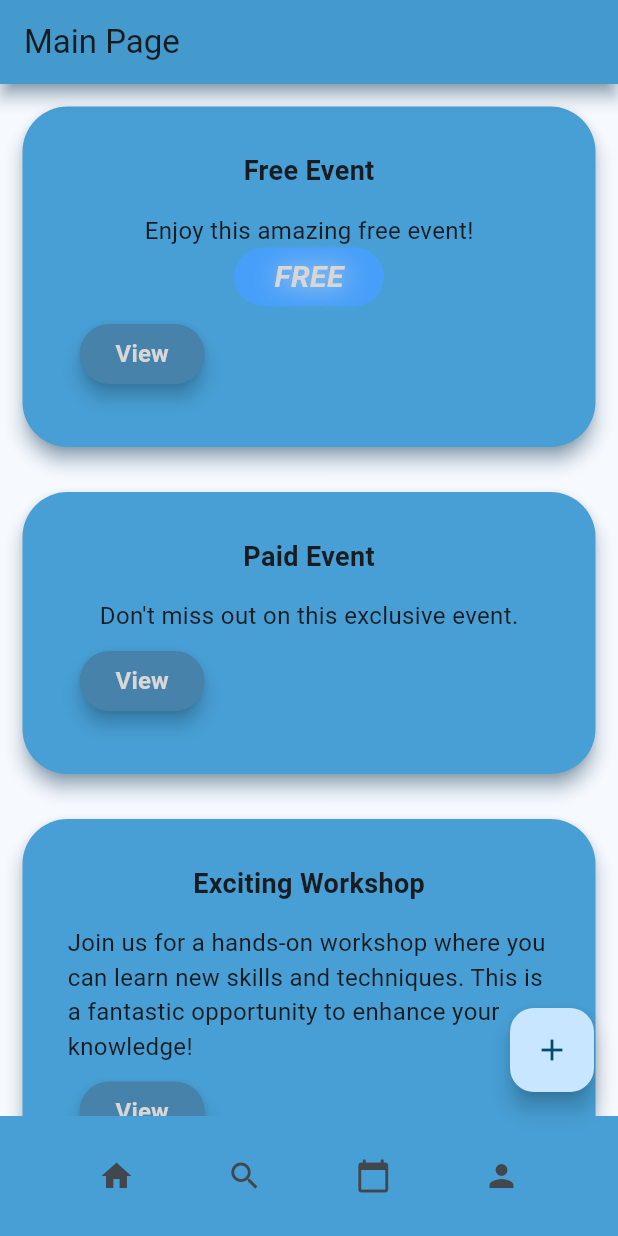
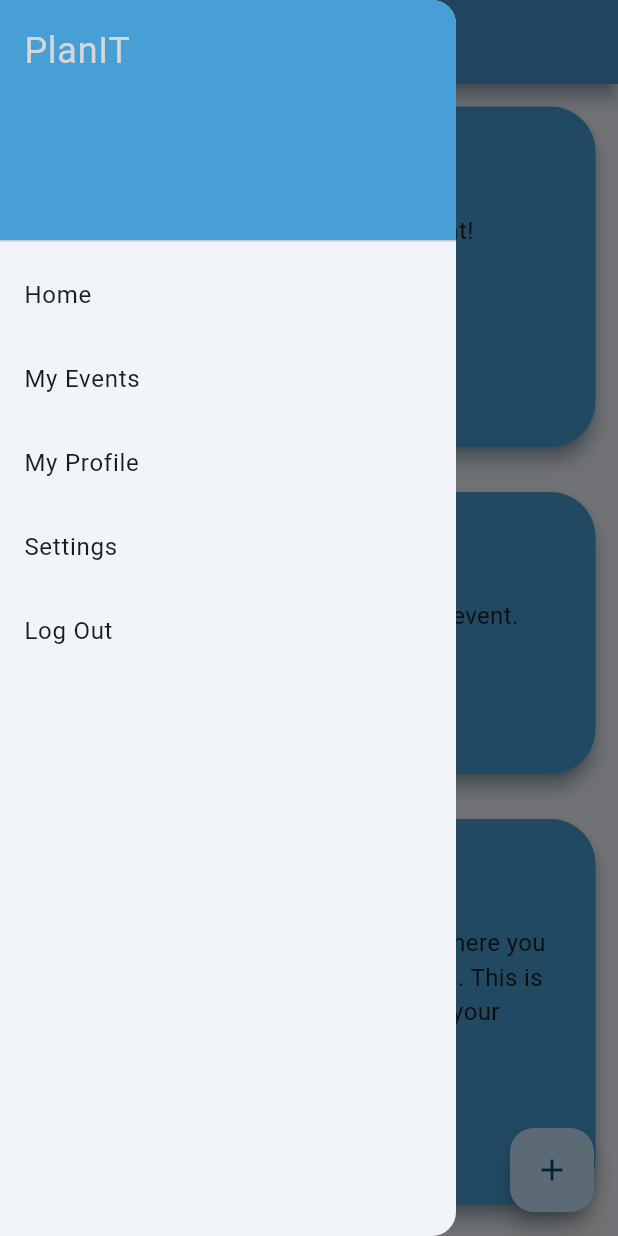
Before and after one commit to dxnn20/UNIHACK2023, a Flutter app: the MyHomePage screen opened directly, with the side drawer open (before the commit the screen has no drawer), on a phone screen of 412 x 824 dp. Run offline on Flutter 3.47's test engine with Material 3 defaults, Android fonts, the phone set to English and light mode, and no system bars.

Commit message:
Am pus Drawer in main

```diff
--- a/lib/main.dart
+++ b/lib/main.dart
@@ -65,26 +65,51 @@
       appBar: widget.buildAppBar(context),
 
 
-      bottomNavigationBar: BottomAppBar(
-        color: const Color(0xFF479FD5),
-        child: Row(
-          mainAxisAlignment: MainAxisAlignment.spaceEvenly,
+      drawer: Drawer(
+        child: ListView(
+          padding: EdgeInsets.zero,
           children: <Widget>[
-            IconButton(
-              icon: const Icon(Icons.home),
-              onPressed: () {},
+            const DrawerHeader(
+              decoration: BoxDecoration(
+                color: Color(0xFF479FD5),
+              ),
+              child: Text(
+                'PlanIT',
+                style: TextStyle(
+                  color: Color(0xFFD7D7D7),
+                  fontSize: 24,
+                ),
+              ),
             ),
-            IconButton(
-              icon: const Icon(Icons.search),
-              onPressed: () {},
+            ListTile(
+              title: const Text('Home'),
+              onTap: () {
+                Navigator.pop(context);
+              },
             ),
-            IconButton(
-              icon: const Icon(Icons.calendar_today),
-              onPressed: () {},
+            ListTile(
+              title: const Text('My Events'),
+              onTap: () {
+                Navigator.pop(context);
+              },
             ),
-            IconButton(
-              icon: const Icon(Icons.person),
-              onPressed: () {},
+            ListTile(
+              title: const Text('My Profile'),
+              onTap: () {
+                Navigator.pop(context);
+              },
+            ),
+            ListTile(
+              title: const Text('Settings'),
+              onTap: () {
+                Navigator.pop(context);
+              },
+            ),
+            ListTile(
+              title: const Text('Log Out'),
+              onTap: () {
+                Navigator.pop(context);
+              },
             ),
           ],
         ),
```
